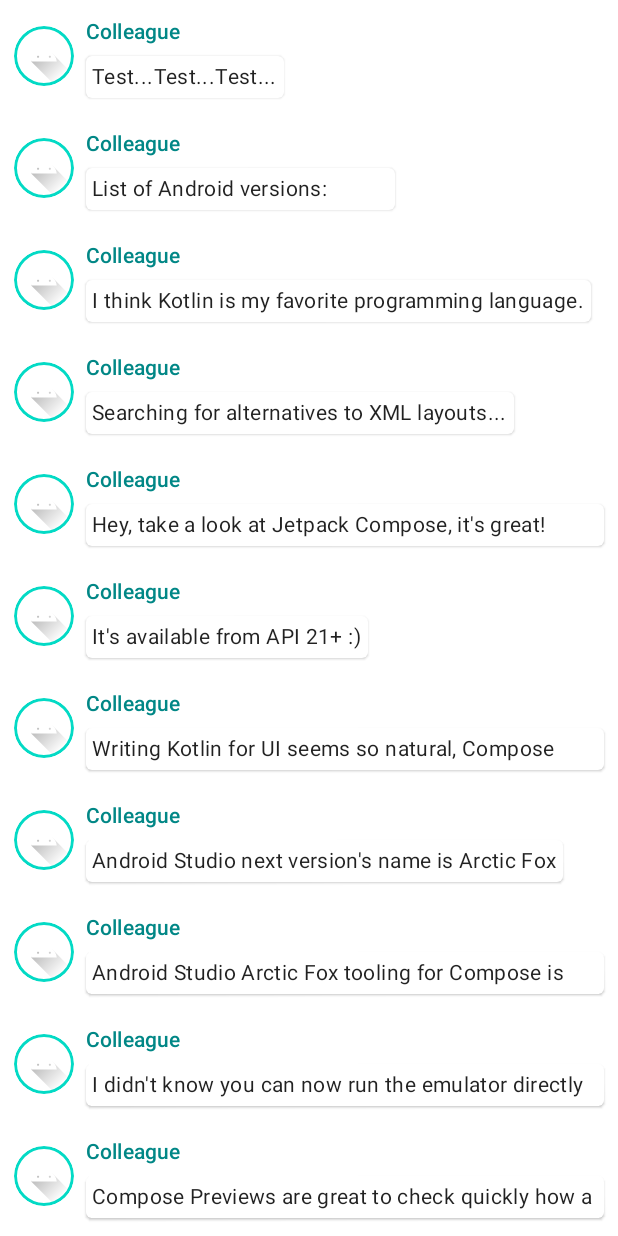
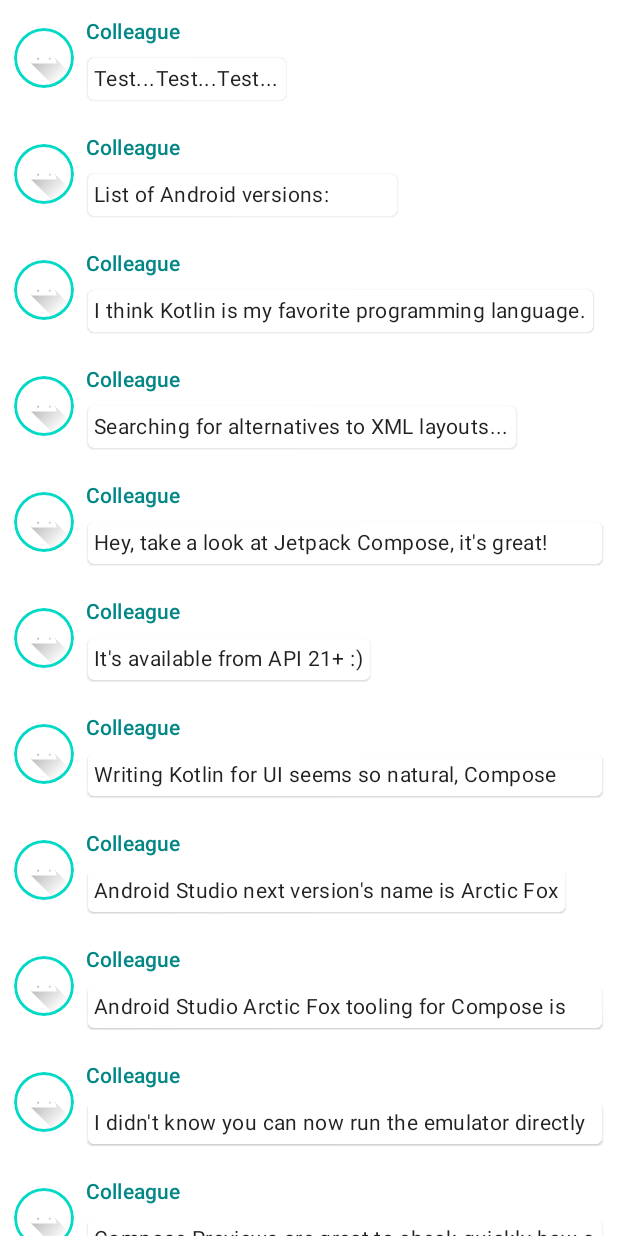
Before and after one commit to MRMajesticMR/android-compose, an Android app built with Jetpack Compose: the screen it shows after launch (ComposeActivity), on a phone screen of 412 x 824 dp. Run offline under Robolectric (Android 15) with nearby library versions, the phone set to English and light mode, and no system bars.

Commit message:
Try out animation

```diff
--- a/app/src/main/java/com/majestic_dev/compose/ui/ComposeActivity.kt
+++ b/app/src/main/java/com/majestic_dev/compose/ui/ComposeActivity.kt
@@ -4,6 +4,8 @@ import android.content.res.Configuration
 import android.os.Bundle
 import androidx.activity.ComponentActivity
 import androidx.activity.compose.setContent
+import androidx.compose.animation.animateColorAsState
+import androidx.compose.animation.animateContentSize
 import androidx.compose.foundation.Image
 import androidx.compose.foundation.border
 import androidx.compose.foundation.clickable
@@ -18,6 +20,7 @@ import androidx.compose.runtime.*
 import androidx.compose.ui.Alignment
 import androidx.compose.ui.Modifier
 import androidx.compose.ui.draw.clip
+import androidx.compose.ui.graphics.Color
 import androidx.compose.ui.res.painterResource
 import androidx.compose.ui.tooling.preview.Preview
 import androidx.compose.ui.unit.dp
@@ -51,6 +54,10 @@ class ComposeActivity : ComponentActivity() {
     fun MessageCard(msg: Message) {
         var isExpanded by remember { mutableStateOf(false) }
 
+        val surfaceColor: Color by animateColorAsState(
+            if (isExpanded) MaterialTheme.colors.primary else MaterialTheme.colors.surface,
+        )
+
         Row(
             modifier = Modifier
                 .fillMaxWidth()
@@ -78,9 +85,13 @@ class ComposeActivity : ComponentActivity() {
                 Spacer(modifier = Modifier.height(4.dp))
 
                 Surface(
-                    modifier = Modifier.clickable { isExpanded = !isExpanded },
+                    modifier = Modifier
+                        .animateContentSize()
+                        .padding(1.dp)
+                        .clickable { isExpanded = !isExpanded },
                     shape = MaterialTheme.shapes.medium,
-                    elevation = 1.dp
+                    elevation = 1.dp,
+                    color = surfaceColor
                 ) {
                     Text(
                         text = msg.body,
```
